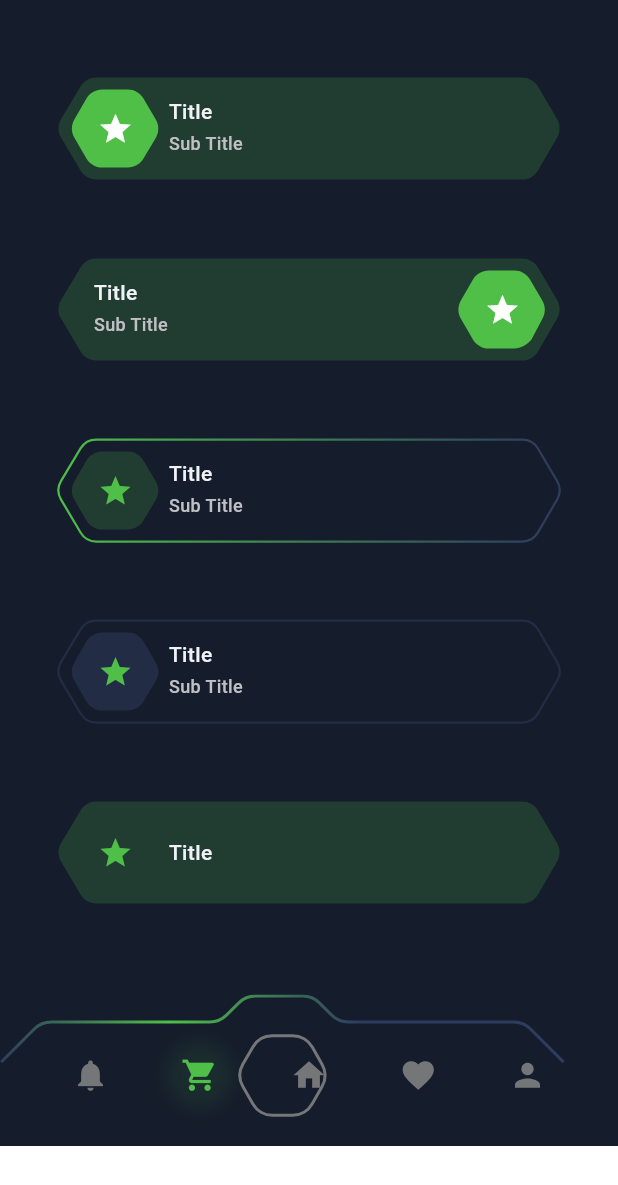
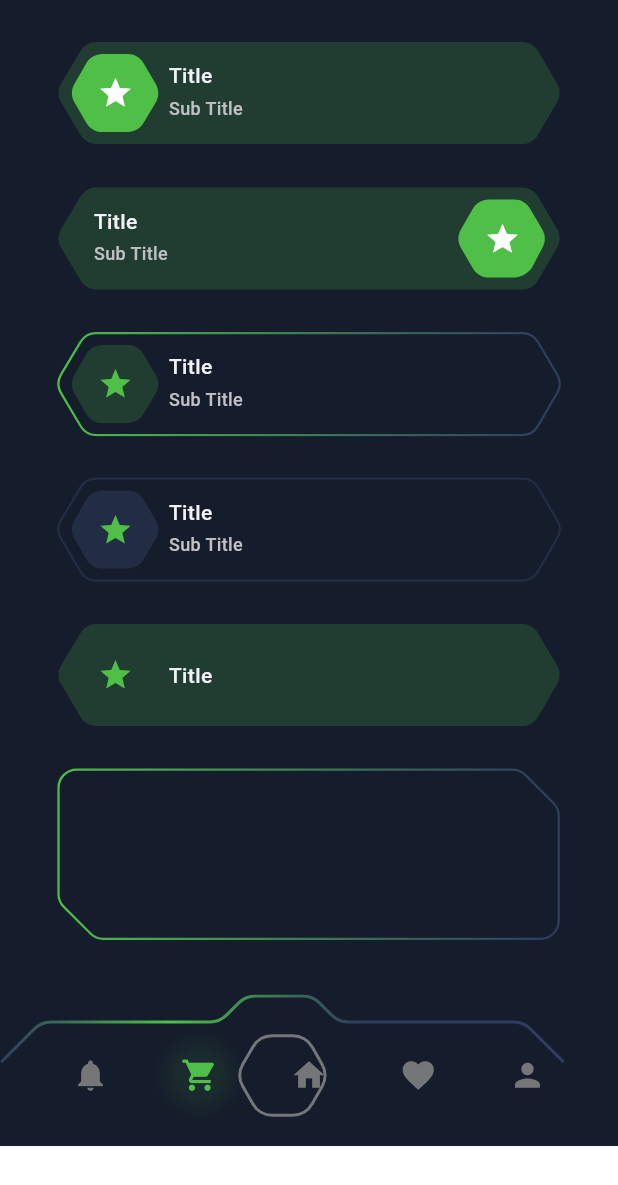
Before and after one commit to ASHIR14/hex_ui_widgets, a Flutter app: the screen it shows after launch, item 2 of the bottom bar chosen, on a phone screen of 412 x 824 dp. Shown: the top 1185 px of the screen. Run offline on Flutter 3.47's test engine with Material 2 defaults, Android fonts, the phone set to English and light mode, and no system bars; our stand-ins replace flutter_svg.

Commit message:
List Tile Large

```diff
--- a/example/lib/main.dart
+++ b/example/lib/main.dart
@@ -210,6 +210,9 @@ class _MainScreenState extends State<MainScreen> {
                     backgroundColor: primaryColor,
                     backgroundColorOpacity: 0.2,
                   ),
+                  HexListTileLarge(
+                    outlineGradientPrimaryColor: primaryColor,
+                  ),
                 ],
               ),
             ),
--- a/lib/hex_ui_widgets.dart
+++ b/lib/hex_ui_widgets.dart
@@ -5,6 +5,7 @@ export 'src/widgets/fit_bottom_nav_bar/fit_bottom_nav_view.dart';
 export 'src/widgets/hex_button.dart';
 export 'src/widgets/hex_button_small.dart';
 export 'src/widgets/hex_icon_button.dart';
+export 'src/widgets/hex_list_tile_large.dart';
 export 'src/widgets/hex_list_tile_small.dart';
 export 'src/widgets/hex_swipe_button.dart';
 export 'src/widgets/hex_text_field.dart';
--- /dev/null
+++ b/lib/src/widgets/hex_list_tile_large.dart
@@ -0,0 +1,133 @@
+import 'package:flutter/material.dart';
+import 'package:flutter_svg/flutter_svg.dart';
+
+import '../Utils/app_colors.dart';
+
+class HexListTileLarge extends StatelessWidget {
+  const HexListTileLarge({
+    this.child,
+    this.backgroundColor,
+    this.backgroundColorOpacity,
+    this.outlineWidth,
+    this.outlineColor,
+    this.outlineGradientPrimaryColor,
+    this.outlineGradientSecondaryColor,
+    this.onTap,
+    this.disableShadow = true,
+    this.shadowColor,
+    this.shadowOpacity,
+    this.shadowBlurRadius,
+    this.shadowSpreadRadius,
+    super.key,
+  });
+
+  /// The child widget of the List Tile.
+  final Widget? child;
+
+  /// The background color of the List Tile.
+  final Color? backgroundColor;
+
+  /// The opacity of the background color.
+  final double? backgroundColorOpacity;
+
+  /// The width of the outline.
+  final double? outlineWidth;
+
+  /// The color of the outline.
+  final Color? outlineColor;
+
+  /// The primary color of the outline gradient.
+  /// If [outlineColor] is not null, this will be ignored.
+  final Color? outlineGradientPrimaryColor;
+
+  /// The secondary color of the outline gradient.
+  /// If [outlineColor] is not null, this will be ignored.
+  final Color? outlineGradientSecondaryColor;
+
+  /// The function to be called when the button is pressed.
+  final VoidCallback? onTap;
+
+  /// Whether the button has shadow or not.
+  final bool disableShadow;
+
+  /// The color of the shadow.
+  final Color? shadowColor;
+
+  /// The opacity of the shadow.
+  final double? shadowOpacity;
+
+  /// The blur radius of the shadow.
+  final double? shadowBlurRadius;
+
+  /// The spread radius of the shadow.
+  final double? shadowSpreadRadius;
+
+  @override
+  Widget build(BuildContext context) {
+    return GestureDetector(
+      onTap: onTap,
+      child: Stack(
+        children: [
+          Container(
+            decoration: disableShadow
+                ? null
+                : BoxDecoration(
+                    borderRadius: const BorderRadius.only(
+                      topLeft: Radius.circular(20),
+                      bottomRight: Radius.circular(20),
+                      topRight: Radius.circular(45),
+                      bottomLeft: Radius.circular(45),
+                    ),
+                    boxShadow: [
+                      BoxShadow(
+                        color: (shadowColor ?? AppColors.primary500)
+                            .withOpacity(shadowOpacity ?? 0.15),
+                        spreadRadius: shadowSpreadRadius ?? 3,
+                        blurRadius: shadowBlurRadius ?? 3,
+                      ),
+                    ],
+                  ),
+            child: SvgPicture.string(
+              '''
+              <svg
+                width="336"
+                height="115"
+                viewBox="0 0 336 115"
+                fill="none"
+                xmlns="http://www.w3.org/2000/svg">
+                <path
+                  stroke="${outlineColor != null ? outlineColor!.toHex() : (outlineGradientPrimaryColor != null || outlineGradientSecondaryColor != null) ? 'url(#paint0_linear_2210_9061)' : 'none'}"
+                  stroke-width="${outlineWidth ?? '1.5'}"
+                  fill="${backgroundColor != null ? backgroundColor!.toHex() : 'none'}"
+                  fill-opacity="${backgroundColorOpacity ?? '1'}"
+                  d="M330.928 23.3329L312.167 4.57205C309.88 2.2849 306.778 1 303.543 1H13.1959C6.46028 1 1 6.46029 1 13.1959V83.9413C1 87.1759 2.28492 90.2779 4.57209 92.5651L22.323 110.316C24.6102 112.603 27.7122 113.888 30.9468 113.888H322.304C329.04 113.888 334.5 108.428 334.5 101.692V31.9568C334.5 28.7222 333.215 25.6201 330.928 23.3329Z"/>
+                <defs>
+                  <linearGradient
+                    id="paint0_linear_2210_9061"
+                    x1="-2.25522"
+                    y1="35.2602"
+                    x2="324.49"
+                    y2="35.2602"
+                    gradientUnits="userSpaceOnUse">
+                    <stop offset="0" stop-color="${outlineGradientPrimaryColor != null ? outlineGradientPrimaryColor!.toHex() : AppColors.primary500.toHex()}"/>
+                    <stop offset="1" stop-color="${outlineGradientSecondaryColor != null ? outlineGradientSecondaryColor!.toHex() : AppColors.neutralD100.toHex()}"/>
+                  </linearGradient>
+                </defs>
+              </svg>
+              ''',
+            ),
+          ),
+          Positioned(
+            top: 5,
+            left: 5,
+            child: SizedBox(
+              height: 105,
+              width: 325,
+              child: child,
+            ),
+          ),
+        ],
+      ),
+    );
+  }
+}
--- a/lib/src/widgets/hex_list_tile_small.dart
+++ b/lib/src/widgets/hex_list_tile_small.dart
@@ -6,6 +6,7 @@ class HexListTileSmall extends StatelessWidget {
   const HexListTileSmall({
     this.leading,
     this.trailing,
+    this.child,
     this.title,
     this.subTitle,
     this.titleStyle,
@@ -20,25 +21,88 @@ class HexListTileSmall extends StatelessWidget {
     this.leadingBackgroundColorOpacity,
     this.trailingBackgroundColor,
     this.trailingBackgroundColorOpacity,
+    this.onTap,
+    this.disableShadow = true,
+    this.shadowColor,
+    this.shadowOpacity,
+    this.shadowBlurRadius,
+    this.shadowSpreadRadius,
     super.key,
   });
 
+  /// The leading widget of the List Tile.
+  /// If [child] is not null, this will be ignored.
   final Widget? leading;
+
+  /// The trailing widget of the List Tile.
+  /// If [child] is not null, this will be ignored.
   final Widget? trailing;
+
+  /// The child widget of the List Tile.
+  /// If this is not null, [leading] and [trailing] will be ignored.
+  final Widget? child;
+
+  /// The title of the List Tile.
   final String? title;
+
+  /// The subtitle of the List Tile.
   final String? subTitle;
+
+  /// The style of the title.
   final TextStyle? titleStyle;
+
+  /// The style of the subtitle.
   final TextStyle? subTitleStyle;
+
+  /// The background color of the List Tile.
   final Color? backgroundColor;
+
+  /// The opacity of the background color.
   final double? backgroundColorOpacity;
+
+  /// The width of the outline.
   final double? outlineWidth;
+
+  /// The color of the outline.
   final Color? outlineColor;
+
+  /// The primary color of the outline gradient.
+  /// If [outlineColor] is not null, this will be ignored.
   final Color? outlineGradientPrimaryColor;
+
+  /// The secondary color of the outline gradient.
+  /// If [outlineColor] is not null, this will be ignored.
   final Color? outlineGradientSecondaryColor;
+
+  /// The background color of the leading icon.
   final Color? leadingBackgroundColor;
+
+  /// The opacity of the leading background color.
   final double? leadingBackgroundColorOpacity;
+
+  /// The background color of the trailing icon.
   final Color? trailingBackgroundColor;
+
+  /// The opacity of the trailing background color.
   final double? trailingBackgroundColorOpacity;
+
+  /// The function to be called when the button is pressed.
+  final VoidCallback? onTap;
+
+  /// Whether the button has shadow or not.
+  final bool disableShadow;
+
+  /// The color of the shadow.
+  final Color? shadowColor;
+
+  /// The opacity of the shadow.
+  final double? shadowOpacity;
+
+  /// The blur radius of the shadow.
+  final double? shadowBlurRadius;
+
+  /// The spread radius of the shadow.
+  final double? shadowSpreadRadius;
 
   double getContainerWidth() {
     if (leading == null && trailing == null) {
@@ -53,10 +117,24 @@ class HexListTileSmall extends StatelessWidget {
   @override
   Widget build(BuildContext context) {
     return GestureDetector(
-      onTap: () {},
+      onTap: onTap,
       child: Stack(
         children: [
-          SvgPicture.string(
+          Container(
+            decoration: disableShadow
+                ? null
+                : BoxDecoration(
+                    borderRadius: BorderRadius.circular(70),
+                    boxShadow: [
+                      BoxShadow(
+                        color: (shadowColor ?? AppColors.primary500)
+                            .withOpacity(shadowOpacity ?? 0.15),
+                        spreadRadius: shadowSpreadRadius ?? 3,
+                        blurRadius: shadowBlurRadius ?? 3,
+                      ),
+                    ],
+                  ),
+            child: SvgPicture.string(
               '''
               <svg
                 width="337"
@@ -92,6 +170,7 @@ class HexListTileSmall extends StatelessWidget {
                 </defs>
               </svg>
               ''',
+            ),
           ),
           Positioned(
             top: 10,
@@ -162,6 +241,19 @@ class HexListTileSmall extends StatelessWidget {
               child: trailing,
             ),
           ),
+          Positioned(
+            top: 5,
+            left: 8.5,
+            child: Container(
+              height: 60,
+              width: 320,
+              padding: const EdgeInsets.symmetric(
+                horizontal: 10,
+                vertical: 5,
+              ),
+              child: child,
+            ),
+          ),
         ],
       ),
     );
```
Lines whose indentation alone changed are shown as unchanged.
